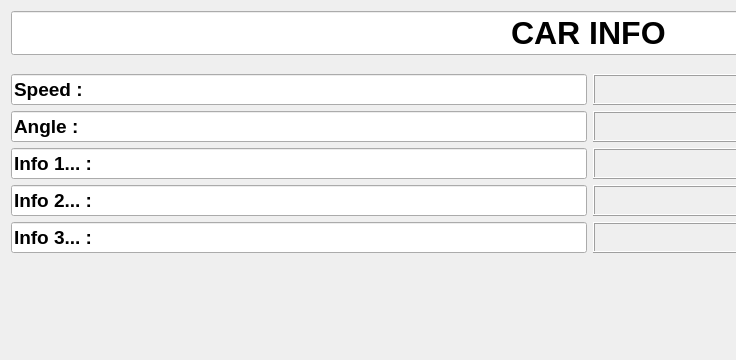
First picture: the form in sim_ws/src/arcus_gui/ui/ui/CarInfo.ui, repository robotique-udes/arcus-simulation, before the edit; both pictures show x 0 to 736 and y 0 to 360 of the 1179 by 856 pixel window.
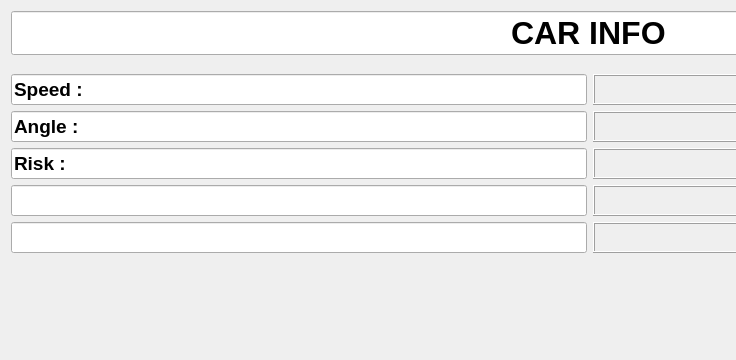
Second picture: the form after the edit.

Commit message: info x -> risk

Diff of the .ui file:
```diff
--- a/sim_ws/src/arcus_gui/ui/ui/CarInfo.ui
+++ b/sim_ws/src/arcus_gui/ui/ui/CarInfo.ui
@@ -62,7 +62,7 @@
           </font>
          </property>
          <property name="text">
-          <string>Info 1... : </string>
+          <string>Risk : </string>
          </property>
         </widget>
        </item>
@@ -218,7 +218,7 @@
           </font>
          </property>
          <property name="text">
-          <string>Info 2... :</string>
+          <string/>
          </property>
         </widget>
        </item>
@@ -248,7 +248,7 @@
           </sizepolicy>
          </property>
          <property name="text">
-          <string>Info 3... :</string>
+          <string/>
          </property>
         </widget>
        </item>
```
